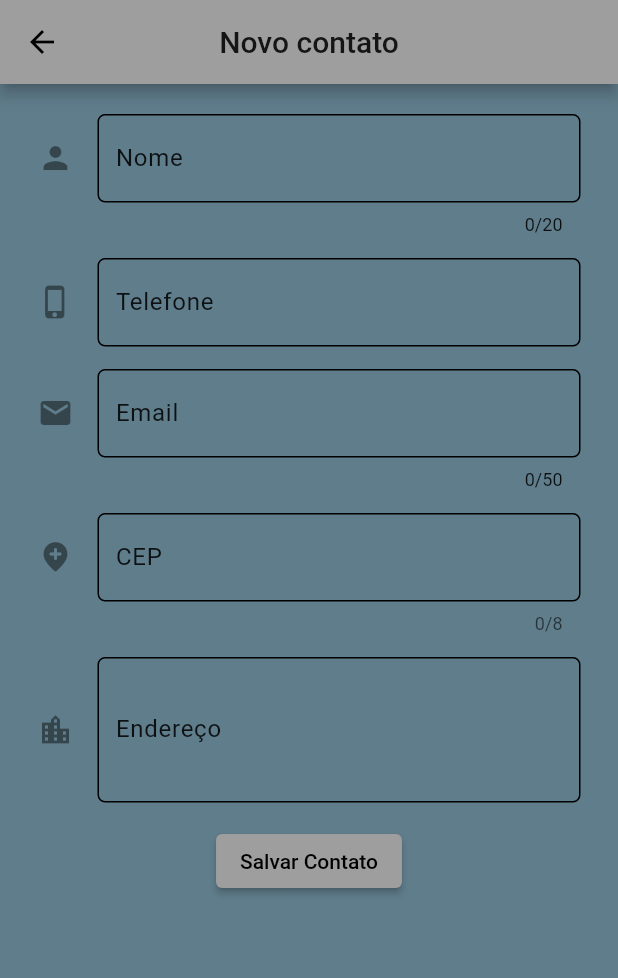
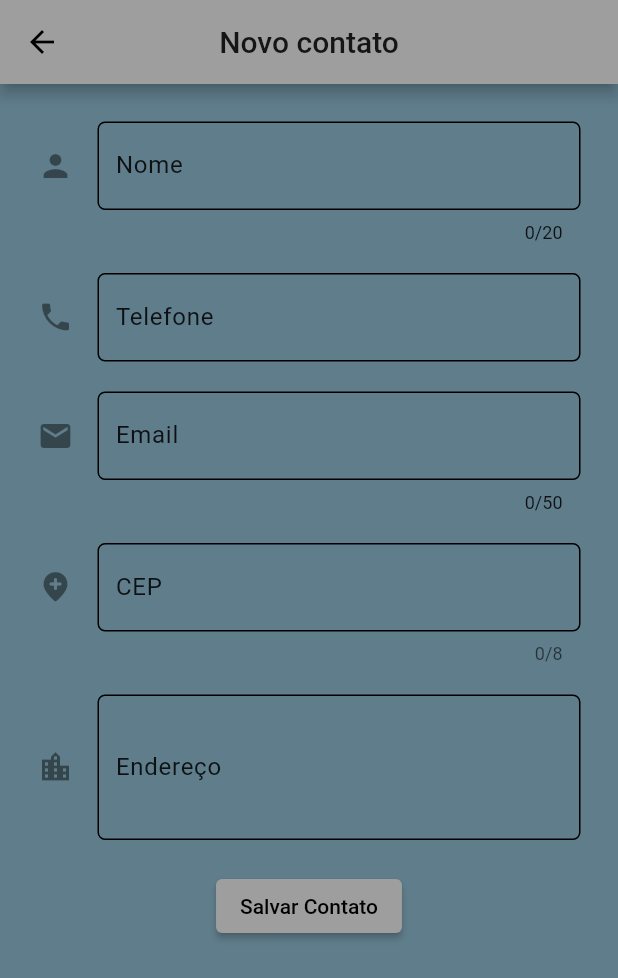
Before and after one commit to GustavoLR548/listadecontatos-flutter, a Flutter app: the ContatoEditor screen opened directly, on a phone screen of 412 x 824 dp. Shown: the top 978 px of the screen. Run offline on Flutter 3.47's test engine with Material 2 defaults, Android fonts, the phone set to English and light mode, and no system bars; our stand-ins replace cloud_firestore, firebase_auth, firebase_core, firebase_storage, grouped_list, image_picker; missing offline and left inert: via_cep_flutter; accounts and stored records are empty; Roboto replaces fonts that are missing (Righteous-Regular).

Commit message:
hfix: corrigido erro com contatos_searcher

```diff
--- a/lib/screens/ContatoEditor.dart
+++ b/lib/screens/ContatoEditor.dart
@@ -98,29 +98,17 @@ class _ContatoEditorState extends State<ContatoEditor> {
             margin: const EdgeInsets.symmetric(horizontal: 25, vertical: 5),
             child: ListView(
               children: [
-                const SizedBox(
-                  height: 15,
-                ),
+                _mySizedBox(),
                 _buildNameTFF(borderColor, context),
-                const SizedBox(
-                  height: 15,
-                ),
+                _mySizedBox(),
                 _buildPhoneNumberTFF(borderColor, context),
-                const SizedBox(
-                  height: 15,
-                ),
+                _mySizedBox(),
                 _buildEmailTFF(borderColor, context),
-                const SizedBox(
-                  height: 15,
-                ),
+                _mySizedBox(),
                 _buildCepTFF(context, borderColor),
-                const SizedBox(
-                  height: 15,
-                ),
+                _mySizedBox(),
                 _buildAddressTFF(borderColor, context),
-                const SizedBox(
-                  height: 15,
-                ),
+                _mySizedBox(),
                 Center(
                   child: ElevatedButton(
                       onPressed: _save, child: Text('Salvar Contato')),
@@ -128,6 +116,12 @@ class _ContatoEditorState extends State<ContatoEditor> {
               ],
             ),
           )),
+    );
+  }
+
+  _mySizedBox() {
+    return const SizedBox(
+      height: 20,
     );
   }
 
@@ -171,7 +165,7 @@ class _ContatoEditorState extends State<ContatoEditor> {
         FilteringTextInputFormatter.allow(RegExp(r'[0-9]')),
       ],
       decoration: InputDecoration(
-        icon: Icon(Icons.phone_iphone),
+        icon: Icon(Icons.phone),
         enabledBorder: OutlineInputBorder(
             borderSide: BorderSide(color: borderColor),
             borderRadius: BorderRadius.circular(5.0)),
--- a/lib/widgets/misc/my_pop_menu_button.dart
+++ b/lib/widgets/misc/my_pop_menu_button.dart
@@ -5,7 +5,7 @@ import 'package:listadecontatos/screens/ContatoEditor.dart';
 import 'package:provider/provider.dart';
 
 class MyPopMenuButton extends StatelessWidget {
-  final Contato contato;
+  final Contato? contato;
   MyPopMenuButton(this.contato);
   @override
   Widget build(BuildContext context) {
@@ -18,7 +18,7 @@ class MyPopMenuButton extends StatelessWidget {
           ));
         } else if (value == 'delete') {
           await Provider.of<Contatos>(context, listen: false)
-              .remove(contato.id);
+              .remove(contato?.id ?? '');
           Navigator.of(context).pop();
         }
       },
```
Also changed, not shown: lib/widgets/contato/contato_information.dart (+7 -7 lines), lib/widgets/search/contatos_searcher.dart (+11 -3 lines).
